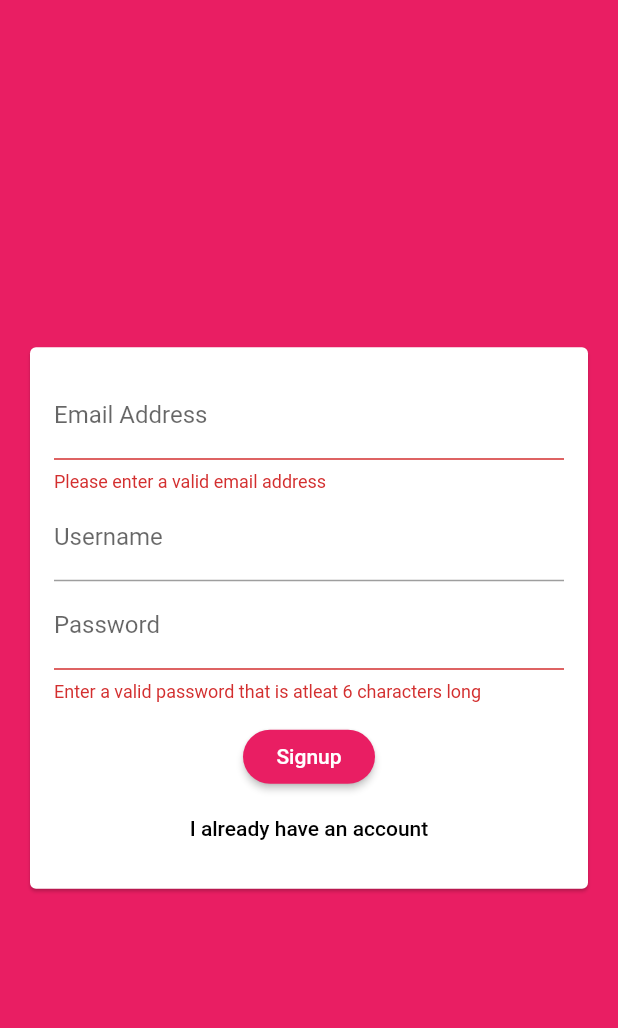
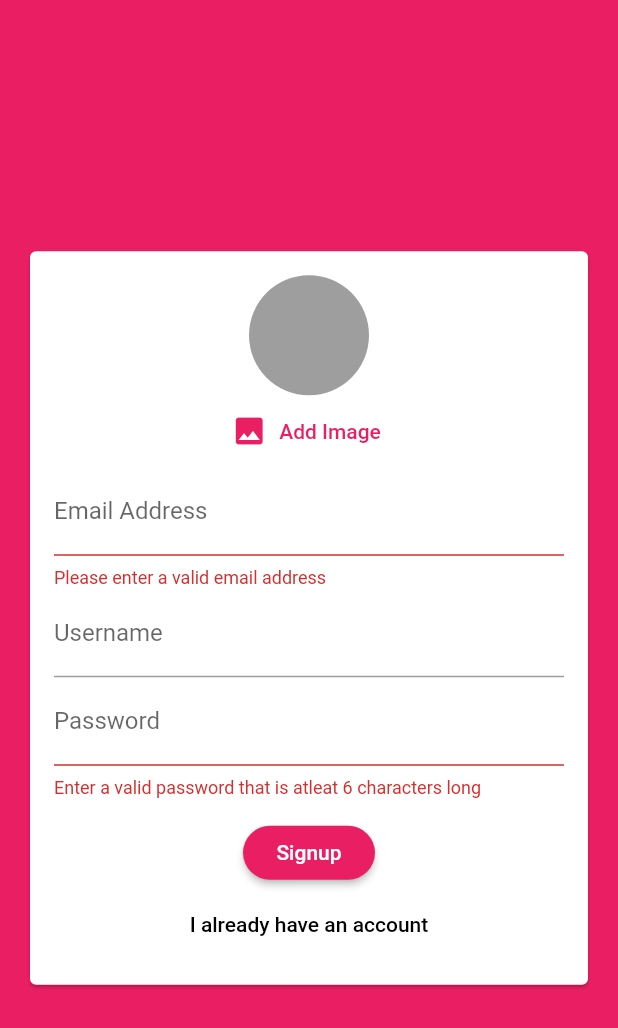
Before and after one commit to CodeUtkarsh/Chat, a Flutter app: the screen it shows after launch, after a tap on "Login", after a tap on "Create New Account", on a phone screen of 412 x 824 dp. Shown: the top 1028 px of the screen. Run offline on Flutter 3.47's test engine with Material 2 defaults, Android fonts, the phone set to English and light mode, and no system bars; our stand-ins replace cloud_firestore, firebase_auth, firebase_core, firebase_messaging, firebase_storage, image_picker; accounts and stored records are empty.

```diff
--- a/lib/screens/auth_screen.dart
+++ b/lib/screens/auth_screen.dart
@@ -2,6 +2,8 @@ import 'package:flutter/material.dart';
 import 'package:firebase_auth/firebase_auth.dart';
 import 'package:cloud_firestore/cloud_firestore.dart';
 import 'package:flutter/services.dart' show PlatformException;
+import 'dart:io';
+import 'package:firebase_storage/firebase_storage.dart';
 
 import '../widgets/auth/auth_form.dart';
 
@@ -12,20 +14,20 @@ class AuthScreen extends StatefulWidget {
 
 class _AuthScreenState extends State<AuthScreen> {
   final _auth = FirebaseAuth.instance;
-  var _isLoading=false;
-
+  var _isLoading = false;
 
   void _submitAuthForm(
     String email,
     String password,
     String username,
+    File image,
     bool isLogin,
     BuildContext ctx,
   ) async {
     UserCredential authResult;
     try {
       setState(() {
-        _isLoading=true;
+        _isLoading = true;
       });
       if (isLogin) {
         authResult = await _auth.signInWithEmailAndPassword(
@@ -37,9 +39,23 @@ class _AuthScreenState extends State<AuthScreen> {
           email: email,
           password: password,
         );
-        await FirebaseFirestore.instance.collection('users').doc(authResult.user.uid).set({
-          'username':username,
-          'email':email,
+
+        final ref=FirebaseStorage.instance
+            .ref()
+            .child('user_image')
+            .child(authResult.user.uid + '.jpg');
+
+        await ref.putFile(image);
+
+        final url= await ref.getDownloadURL();
+
+        await FirebaseFirestore.instance
+            .collection('users')
+            .doc(authResult.user.uid)
+            .set({
+          'username': username,
+          'email': email,
+          'image_url':url,
         });
       }
     } on PlatformException catch (err) {
@@ -55,12 +71,12 @@ class _AuthScreenState extends State<AuthScreen> {
         ),
       );
       setState(() {
-        _isLoading=false;
+        _isLoading = false;
       });
     } catch (err) {
       print(err);
       setState(() {
-        _isLoading=false;
+        _isLoading = false;
       });
     }
   }
@@ -69,7 +85,10 @@ class _AuthScreenState extends State<AuthScreen> {
   Widget build(BuildContext context) {
     return Scaffold(
       backgroundColor: Theme.of(context).primaryColor,
-      body: AuthForm(_submitAuthForm,_isLoading,),
+      body: AuthForm(
+        _submitAuthForm,
+        _isLoading,
+      ),
     );
   }
 }
--- a/lib/widgets/auth/auth_form.dart
+++ b/lib/widgets/auth/auth_form.dart
@@ -1,3 +1,5 @@
+import 'dart:io';
+import 'package:chatify/widgets/pickers/user_image_picker.dart';
 import 'package:flutter/material.dart';
 
 class AuthForm extends StatefulWidget {
@@ -7,8 +9,14 @@ class AuthForm extends StatefulWidget {
   );
 
   final bool isLoading;
-  final void Function(String email, String password, String username,
-      bool isLogin, BuildContext ctx) submitFn;
+  final void Function(
+    String email,
+    String password,
+    String username,
+    File image,
+    bool isLogin,
+    BuildContext ctx,
+  ) submitFn;
   @override
   _AuthFormState createState() => _AuthFormState();
 }
@@ -19,10 +27,24 @@ class _AuthFormState extends State<AuthForm> {
   String _userEmail = '';
   String _username = '';
   String _userPassword = '';
+  File _userImageFile;
+
+  void _pickedImage(File image) {
+    _userImageFile = image;
+  }
 
   void _trySubmit() {
     final isValid = _formKey.currentState.validate();
     FocusScope.of(context).unfocus();
+
+    if (_userImageFile == null && !_isLogin) {
+      Scaffold.of(context).showSnackBar(
+        SnackBar(
+          content: Text('Pick an image'),
+        ),
+      );
+      return;
+    }
 
     if (isValid) {
       _formKey.currentState.save();
@@ -30,6 +52,7 @@ class _AuthFormState extends State<AuthForm> {
         _userEmail.trim(),
         _userPassword.trim(),
         _username.trim(),
+        _userImageFile,
         _isLogin,
         context,
       );
@@ -50,6 +73,7 @@ class _AuthFormState extends State<AuthForm> {
               child: Column(
                 mainAxisSize: MainAxisSize.min,
                 children: <Widget>[
+                  if (!_isLogin) UserImagePicker(_pickedImage),
                   TextFormField(
                     key: ValueKey('email'),
                     validator: (value) {
--- a/lib/widgets/chat/messages.dart
+++ b/lib/widgets/chat/messages.dart
@@ -28,6 +28,7 @@ class Messages extends StatelessWidget {
           itemBuilder: (ctx, index) => MessageBubble(
             chatDocs[index]['text'],
             chatDocs[index]['username'],
+            chatDocs[index]['userImage'],
             chatDocs[index]['userId']== user.uid,
             key:ValueKey(chatDocs[index].id)
           ),
--- a/lib/widgets/chat/new_message.dart
+++ b/lib/widgets/chat/new_message.dart
@@ -20,6 +20,7 @@ class _NewMessageState extends State<NewMessage> {
       'createdAt':Timestamp.now(),
       'userId': user.uid,
       'username':userData['username'],
+      'userImage':userData['image_url'],
     });
     _controller.clear();
   }
--- /dev/null
+++ b/lib/widgets/pickers/user_image_picker.dart
@@ -0,0 +1,48 @@
+import 'dart:io';
+import 'package:flutter/material.dart';
+import 'package:image_picker/image_picker.dart';
+
+class UserImagePicker extends StatefulWidget {
+  UserImagePicker(this.imagePickFn);
+
+  final void Function(File pickedImage) imagePickFn;
+
+  @override
+  _UserImagePickerState createState() => _UserImagePickerState();
+}
+
+class _UserImagePickerState extends State<UserImagePicker> {
+  final picker = ImagePicker();
+  File _pickedImage;
+  void _pickImage() async {
+    final pickedImageFile = await picker.getImage(
+      source: ImageSource.camera,
+      imageQuality: 50,
+      maxWidth: 150,
+    );
+    setState(() {
+      _pickedImage = File(pickedImageFile.path);
+    });
+    widget.imagePickFn(_pickedImage);
+  }
+
+  @override
+  Widget build(BuildContext context) {
+    return Column(
+      children: [
+        CircleAvatar(
+          radius: 40,
+          backgroundColor: Colors.grey,
+          backgroundImage:
+              _pickedImage != null ? FileImage(_pickedImage) : null,
+        ),
+        FlatButton.icon(
+          textColor: Theme.of(context).primaryColor,
+          onPressed: _pickImage,
+          icon: Icon(Icons.image),
+          label: Text('Add Image'),
+        ),
+      ],
+    );
+  }
+}
--- a/pubspec.yaml
+++ b/pubspec.yaml
@@ -31,6 +31,9 @@ dependencies:
   firebase_core: ^1.0.4
   cloud_firestore: ^1.0.6
   firebase_auth: ^1.1.1
+  image_picker: ^0.7.4
+  firebase_storage: ^8.0.4
+  firebase_messaging: ^9.1.2
 
 dev_dependencies:
   flutter_test:
```
Also changed, not shown: lib/screens/chat_screen.dart (+41 -3 lines), lib/widgets/chat/message_bubble.dart (+23 -5 lines), pubspec.lock, 1 other file.
